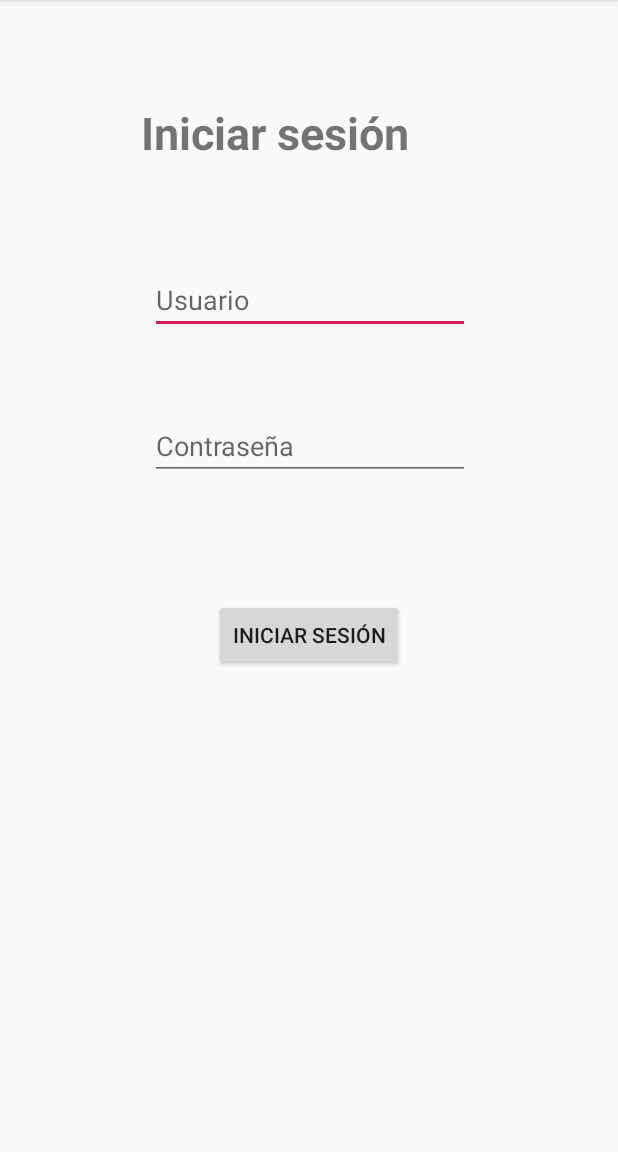
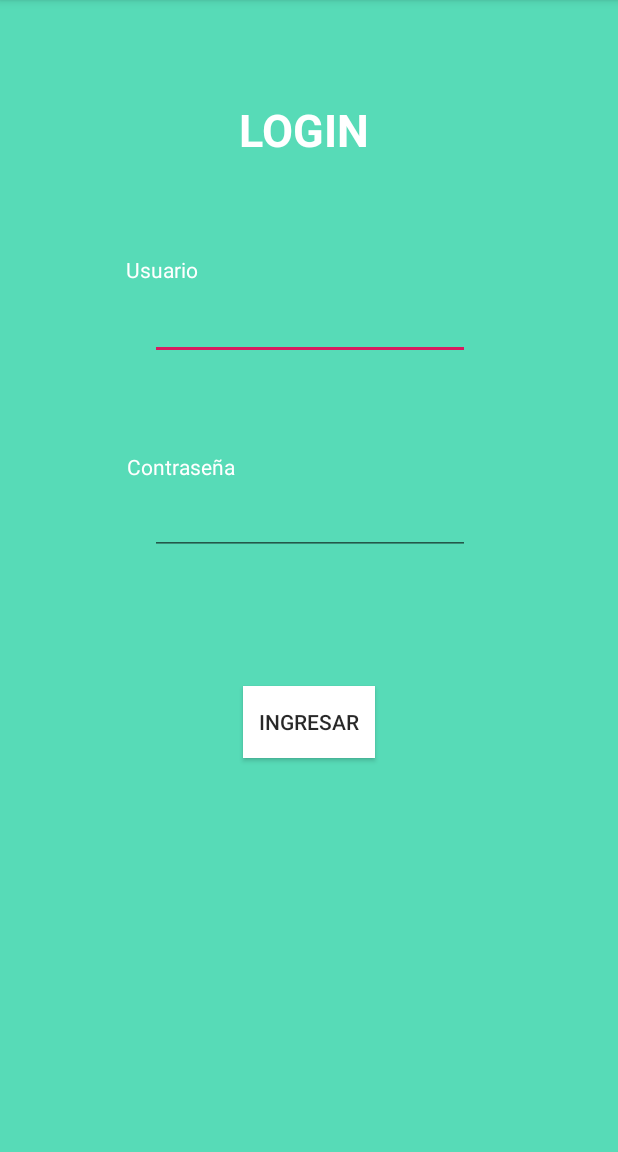
Before and after one commit to kaxer1/Android_MiniPro, an Android app: the screen it shows after launch (MainActivity), on a phone screen of 412 x 824 dp, the part 84-1236 px from its top. Run offline under Robolectric (Android 15) with nearby library versions, the phone set to English and light mode, and no system bars.

Commit message:
version final

```diff
--- a/app/src/main/java/com/example/android_minipro/cuarentaYocho.java
+++ b/app/src/main/java/com/example/android_minipro/cuarentaYocho.java
@@ -29,7 +29,7 @@ public class cuarentaYocho extends AppCompatActivity {
         telefonos.add("marcos : 43734843");
         telefonos.add("luis : 6554343");
         telefonos.add("ana : 7445434");
-        adaptador1=new ArrayAdapter<String>(this,android.R.layout.simple_list_item_1,telefonos);
+        adaptador1=new ArrayAdapter<String>(cuarentaYocho.this,android.R.layout.simple_list_item_1,telefonos);
         lv1=(ListView)findViewById(R.id.listView);
         lv1.setAdapter(adaptador1);
 
--- a/app/src/main/java/com/example/android_minipro/ejercicios.java
+++ b/app/src/main/java/com/example/android_minipro/ejercicios.java
@@ -14,12 +14,12 @@ public class ejercicios extends AppCompatActivity {
         setContentView(R.layout.activity_ejercicios);
     }
 
-    public void trece(View view){
+    public void Trece(View view){
         Intent ok = new Intent(this,trece.class);
         startActivity(ok);
     }
 
-    public void quince(View view){
+    public void Quince(View view){
         Intent ok = new Intent(this,ejercicio15.class);
         startActivity(ok);
     }
@@ -29,7 +29,7 @@ public class ejercicios extends AppCompatActivity {
         startActivity(ok);
     }
 
-    public void veinteYtres(View view){
+    public void VeinteYtres(View view){
         Intent ok = new Intent(this,veinteYtres.class);
         startActivity(ok);
     }
--- a/app/src/main/java/com/example/android_minipro/treintaYuno.java
+++ b/app/src/main/java/com/example/android_minipro/treintaYuno.java
@@ -17,7 +17,7 @@ public class treintaYuno extends AppCompatActivity {
         setContentView(R.layout.activity_treinta_yuno);
 
         RelativeLayout layout1 = (RelativeLayout) findViewById(R.id.layout1);
-        Lienzo fondo = new Lienzo(this);
+        Lienzo fondo = new Lienzo(treintaYuno.this);
         layout1.addView(fondo);
 
     }
--- a/app/src/main/java/com/example/android_minipro/veinteYtres.java
+++ b/app/src/main/java/com/example/android_minipro/veinteYtres.java
@@ -15,12 +15,12 @@ public class veinteYtres extends AppCompatActivity {
     }
 
     public void presionGato(View v) {
-        MediaPlayer mp = MediaPlayer.create(this, R.raw.gato);
+        MediaPlayer mp = MediaPlayer.create(veinteYtres.this, R.raw.gato);
         mp.start();
     }
 
     public void presionLeon(View v) {
-        MediaPlayer mp = MediaPlayer.create(this, R.raw.leon);
+        MediaPlayer mp = MediaPlayer.create(veinteYtres.this, R.raw.leon);
         mp.start();
     }
 }
--- a/app/src/main/res/layout/activity_ejercicios.xml
+++ b/app/src/main/res/layout/activity_ejercicios.xml
@@ -17,7 +17,7 @@
         android:layout_width="117dp"
         android:layout_height="54dp"
         android:background="#1D417C"
-        android:onClick="trece"
+        android:onClick="Trece"
         android:text="Ejercicio 13"
         android:textColor="#FFFFFF"
         app:layout_constraintBottom_toBottomOf="parent"
@@ -32,7 +32,7 @@
         android:layout_width="117dp"
         android:layout_height="54dp"
         android:background="#1D417C"
-        android:onClick="quince"
+        android:onClick="Quince"
         android:text="Ejercicio 15"
         android:textColor="#FFFFFF"
         app:layout_constraintBottom_toBottomOf="parent"
@@ -47,7 +47,7 @@
         android:layout_width="117dp"
         android:layout_height="54dp"
         android:background="#1D417C"
-        android:onClick="veinteYtres"
+        android:onClick="VeinteYtres"
         android:text="Ejercicio 23"
         android:textColor="#FFFFFF"
         app:layout_constraintBottom_toBottomOf="parent"
--- a/app/src/main/res/layout/activity_main.xml
+++ b/app/src/main/res/layout/activity_main.xml
@@ -4,59 +4,87 @@
     xmlns:tools="http://schemas.android.com/tools"
     android:layout_width="match_parent"
     android:layout_height="match_parent"
+    android:background="#57DBB7"
     tools:context=".MainActivity">
 
-    <TextView
-        android:id="@+id/textView2"
-        android:layout_width="wrap_content"
-        android:layout_height="wrap_content"
-        android:layout_marginTop="68dp"
-        android:text="Iniciar sesión"
-        android:textSize="30sp"
-        android:textStyle="bold"
-        app:layout_constraintEnd_toEndOf="parent"
-        app:layout_constraintHorizontal_bias="0.402"
-        app:layout_constraintStart_toStartOf="parent"
-        app:layout_constraintTop_toTopOf="parent" />
-
     <EditText
-        android:id="@+id/txtUsuario2"
+        android:id="@+id/txtUsuario"
         android:layout_width="wrap_content"
         android:layout_height="wrap_content"
         android:ems="10"
-        android:hint="Usuario"
         android:inputType="textPersonName"
         app:layout_constraintBottom_toBottomOf="parent"
         app:layout_constraintEnd_toEndOf="parent"
         app:layout_constraintHorizontal_bias="0.503"
         app:layout_constraintStart_toStartOf="parent"
         app:layout_constraintTop_toTopOf="parent"
-        app:layout_constraintVertical_bias="0.245" />
+        app:layout_constraintVertical_bias="0.269" />
+
+    <TextView
+        android:id="@+id/txt"
+        style="@android:style/Widget.Material.TextView"
+        android:layout_width="94dp"
+        android:layout_height="42dp"
+        android:text="LOGIN"
+        android:textColor="#FFFFFF"
+        android:textSize="30sp"
+        android:textStyle="bold"
+        app:layout_constraintBottom_toBottomOf="parent"
+        app:layout_constraintEnd_toEndOf="parent"
+        app:layout_constraintStart_toStartOf="parent"
+        app:layout_constraintTop_toTopOf="parent"
+        app:layout_constraintVertical_bias="0.091" />
 
     <EditText
         android:id="@+id/txtPassword"
         android:layout_width="wrap_content"
         android:layout_height="wrap_content"
         android:ems="10"
-        android:hint="Contraseña"
         android:inputType="textPassword"
         app:layout_constraintBottom_toBottomOf="parent"
         app:layout_constraintEnd_toEndOf="parent"
         app:layout_constraintHorizontal_bias="0.503"
         app:layout_constraintStart_toStartOf="parent"
-        app:layout_constraintTop_toBottomOf="@+id/txtUsuario2"
-        app:layout_constraintVertical_bias="0.104" />
+        app:layout_constraintTop_toTopOf="parent"
+        app:layout_constraintVertical_bias="0.449" />
+
+    <TextView
+        android:id="@+id/textView2"
+        android:layout_width="wrap_content"
+        android:layout_height="wrap_content"
+        android:text="Usuario"
+        android:textColor="#FFFFFF"
+        app:layout_constraintBottom_toBottomOf="parent"
+        app:layout_constraintEnd_toEndOf="parent"
+        app:layout_constraintHorizontal_bias="0.231"
+        app:layout_constraintStart_toStartOf="parent"
+        app:layout_constraintTop_toTopOf="parent"
+        app:layout_constraintVertical_bias="0.227" />
+
+    <TextView
+        android:id="@+id/textView3"
+        android:layout_width="75dp"
+        android:layout_height="17dp"
+        android:text="Contraseña"
+        android:textColor="#FFFFFF"
+        app:layout_constraintBottom_toBottomOf="parent"
+        app:layout_constraintEnd_toEndOf="parent"
+        app:layout_constraintHorizontal_bias="0.252"
+        app:layout_constraintStart_toStartOf="parent"
+        app:layout_constraintTop_toTopOf="parent"
+        app:layout_constraintVertical_bias="0.401" />
 
     <Button
-        android:id="@+id/button13"
+        android:id="@+id/btnIngresar"
         android:layout_width="wrap_content"
         android:layout_height="wrap_content"
+        android:background="#FFFFFF"
         android:onClick="login"
-        android:text="Iniciar sesión"
+        android:text="Ingresar"
+        android:textColor="#D7000000"
         app:layout_constraintBottom_toBottomOf="parent"
         app:layout_constraintEnd_toEndOf="parent"
         app:layout_constraintStart_toStartOf="parent"
-        app:layout_constraintTop_toBottomOf="@+id/txtPassword"
-        app:layout_constraintVertical_bias="0.198" />
-
+        app:layout_constraintTop_toTopOf="parent"
+        app:layout_constraintVertical_bias="0.635" />
 </androidx.constraintlayout.widget.ConstraintLayout>
```
Also changed, not shown: app/src/main/java/com/example/android_minipro/MainActivity.java (+10 -8 lines).
